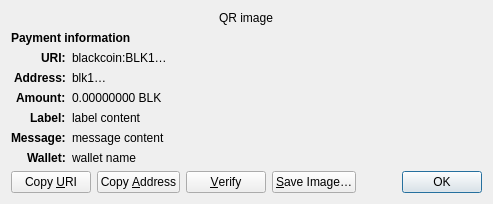
First picture: the form in src/qt/forms/receiverequestdialog.ui, repository watsoncoders/Pavnetwork, before the edit.
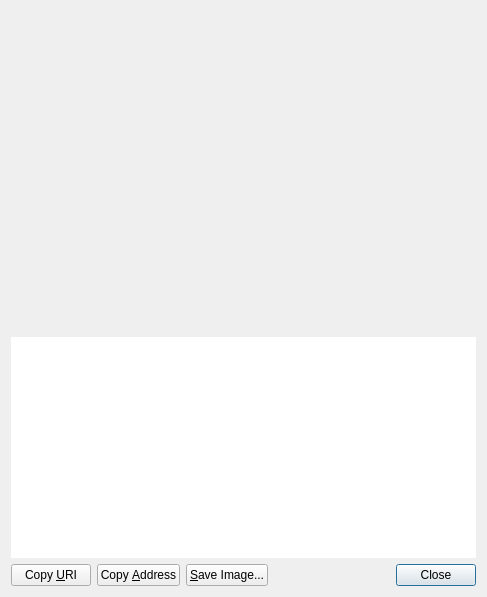
Second picture: the form after the edit. Custom widgets are drawn as their Qt base class.

```diff
--- a/src/qt/forms/receiverequestdialog.ui
+++ b/src/qt/forms/receiverequestdialog.ui
@@ -6,70 +6,34 @@
    <rect>
     <x>0</x>
     <y>0</y>
-    <width>413</width>
-    <height>229</height>
+    <width>487</width>
+    <height>597</height>
    </rect>
   </property>
-  <property name="windowTitle">
-   <string>Request payment to …</string>
-  </property>
-  <layout class="QGridLayout" name="gridLayout" columnstretch="0,1">
-   <property name="sizeConstraint">
-    <enum>QLayout::SetFixedSize</enum>
-   </property>
-   <item row="0" column="0" colspan="2" alignment="Qt::AlignHCenter">
-    <widget class="QRImageWidget" name="qr_code">
-     <property name="text">
-      <string notr="true">QR image</string>
+  <layout class="QVBoxLayout" name="verticalLayout_3">
+   <item>
+    <widget class="QRImageWidget" name="lblQRCode">
+     <property name="sizePolicy">
+      <sizepolicy hsizetype="Expanding" vsizetype="Fixed">
+       <horstretch>0</horstretch>
+       <verstretch>0</verstretch>
+      </sizepolicy>
      </property>
-     <property name="textInteractionFlags">
-      <set>Qt::NoTextInteraction</set>
+     <property name="minimumSize">
+      <size>
+       <width>300</width>
+       <height>320</height>
+      </size>
      </property>
-    </widget>
-   </item>
-   <item row="1" column="0" colspan="2">
-    <widget class="QLabel" name="payment_header">
-     <property name="font">
-      <font>
-       <weight>75</weight>
-       <bold>true</bold>
-      </font>
+     <property name="toolTip">
+      <string>QR Code</string>
      </property>
-     <property name="text">
-      <string>Payment information</string>
-     </property>
-     <property name="textInteractionFlags">
-      <set>Qt::NoTextInteraction</set>
-     </property>
-    </widget>
-   </item>
-   <item row="2" column="0" alignment="Qt::AlignRight|Qt::AlignTop">
-    <widget class="QLabel" name="uri_tag">
-     <property name="font">
-      <font>
-       <weight>75</weight>
-       <bold>true</bold>
-      </font>
-     </property>
-     <property name="text">
-      <string notr="true">URI:</string>
-     </property>
      <property name="textFormat">
       <enum>Qt::PlainText</enum>
      </property>
-     <property name="textInteractionFlags">
-      <set>Qt::NoTextInteraction</set>
+     <property name="alignment">
+      <set>Qt::AlignCenter</set>
      </property>
-    </widget>
-   </item>
-   <item row="2" column="1" alignment="Qt::AlignTop">
-    <widget class="QLabel" name="uri_content">
-     <property name="text">
-      <string notr="true">blackcoin:BLK1…</string>
-     </property>
-     <property name="textFormat">
-      <enum>Qt::RichText</enum>
-     </property>
      <property name="wordWrap">
       <bool>true</bool>
      </property>
@@ -78,89 +42,27 @@
      </property>
     </widget>
    </item>
-   <item row="3" column="0" alignment="Qt::AlignRight|Qt::AlignTop">
-    <widget class="QLabel" name="address_tag">
-     <property name="font">
-      <font>
-       <weight>75</weight>
-       <bold>true</bold>
-      </font>
+   <item>
+    <widget class="QTextEdit" name="outUri">
+     <property name="sizePolicy">
+      <sizepolicy hsizetype="Expanding" vsizetype="Expanding">
+       <horstretch>0</horstretch>
+       <verstretch>0</verstretch>
+      </sizepolicy>
      </property>
-     <property name="text">
-      <string>Address:</string>
+     <property name="minimumSize">
+      <size>
+       <width>0</width>
+       <height>50</height>
+      </size>
      </property>
-     <property name="textInteractionFlags">
-      <set>Qt::NoTextInteraction</set>
+     <property name="frameShape">
+      <enum>QFrame::NoFrame</enum>
      </property>
-    </widget>
-   </item>
-   <item row="3" column="1" alignment="Qt::AlignTop">
-    <widget class="QLabel" name="address_content">
-     <property name="text">
-      <string notr="true">blk1…</string>
+     <property name="frameShadow">
+      <enum>QFrame::Plain</enum>
      </property>
-     <property name="textFormat">
-      <enum>Qt::PlainText</enum>
-     </property>
-     <property name="textInteractionFlags">
-      <set>Qt::TextSelectableByMouse</set>
-     </property>
-    </widget>
-   </item>
-   <item row="4" column="0" alignment="Qt::AlignRight|Qt::AlignTop">
-    <widget class="QLabel" name="amount_tag">
-     <property name="font">
-      <font>
-       <weight>75</weight>
-       <bold>true</bold>
-      </font>
-     </property>
-     <property name="text">
-      <string>Amount:</string>
-     </property>
-     <property name="textInteractionFlags">
-      <set>Qt::NoTextInteraction</set>
-     </property>
-    </widget>
-   </item>
-   <item row="4" column="1" alignment="Qt::AlignTop">
-    <widget class="QLabel" name="amount_content">
-     <property name="text">
-      <string notr="true">0.00000000 BLK</string>
-     </property>
-     <property name="textFormat">
-      <enum>Qt::PlainText</enum>
-     </property>
-     <property name="textInteractionFlags">
-      <set>Qt::TextSelectableByMouse</set>
-     </property>
-    </widget>
-   </item>
-   <item row="5" column="0" alignment="Qt::AlignRight|Qt::AlignTop">
-    <widget class="QLabel" name="label_tag">
-     <property name="font">
-      <font>
-       <weight>75</weight>
-       <bold>true</bold>
-      </font>
-     </property>
-     <property name="text">
-      <string>Label:</string>
-     </property>
-     <property name="textInteractionFlags">
-      <set>Qt::NoTextInteraction</set>
-     </property>
-    </widget>
-   </item>
-   <item row="5" column="1" alignment="Qt::AlignTop">
-    <widget class="QLabel" name="label_content">
-     <property name="text">
-      <string notr="true">label content</string>
-     </property>
-     <property name="textFormat">
-      <enum>Qt::PlainText</enum>
-     </property>
-     <property name="wordWrap">
+     <property name="tabChangesFocus">
       <bool>true</bool>
      </property>
      <property name="textInteractionFlags">
@@ -168,71 +70,7 @@
      </property>
     </widget>
    </item>
-   <item row="6" column="0" alignment="Qt::AlignRight|Qt::AlignTop">
-    <widget class="QLabel" name="message_tag">
-     <property name="font">
-      <font>
-       <weight>75</weight>
-       <bold>true</bold>
-      </font>
-     </property>
-     <property name="text">
-      <string>Message:</string>
-     </property>
-     <property name="textInteractionFlags">
-      <set>Qt::NoTextInteraction</set>
-     </property>
-    </widget>
-   </item>
-   <item row="6" column="1" alignment="Qt::AlignTop">
-    <widget class="QLabel" name="message_content">
-     <property name="text">
-      <string notr="true">message content</string>
-     </property>
-     <property name="textFormat">
-      <enum>Qt::PlainText</enum>
-     </property>
-     <property name="wordWrap">
-      <bool>true</bool>
-     </property>
-     <property name="textInteractionFlags">
-      <set>Qt::TextSelectableByMouse</set>
-     </property>
-    </widget>
-   </item>
-   <item row="7" column="0" alignment="Qt::AlignRight|Qt::AlignTop">
-    <widget class="QLabel" name="wallet_tag">
-     <property name="font">
-      <font>
-       <weight>75</weight>
-       <bold>true</bold>
-      </font>
-     </property>
-     <property name="text">
-      <string>Wallet:</string>
-     </property>
-     <property name="textInteractionFlags">
-      <set>Qt::NoTextInteraction</set>
-     </property>
-    </widget>
-   </item>
-   <item row="7" column="1" alignment="Qt::AlignTop">
-    <widget class="QLabel" name="wallet_content">
-     <property name="text">
-      <string notr="true">wallet name</string>
-     </property>
-     <property name="textFormat">
-      <enum>Qt::PlainText</enum>
-     </property>
-     <property name="wordWrap">
-      <bool>true</bool>
-     </property>
-     <property name="textInteractionFlags">
-      <set>Qt::TextSelectableByMouse</set>
-     </property>
-    </widget>
-   </item>
-   <item row="8" column="0" colspan="2">
+   <item>
     <layout class="QHBoxLayout" name="horizontalLayout">
      <item>
       <widget class="QPushButton" name="btnCopyURI">
@@ -254,23 +92,10 @@
        </property>
       </widget>
      </item>
-     <item>
-      <widget class="QPushButton" name="btnVerify">
-       <property name="text">
-        <string>&amp;Verify</string>
-       </property>
-       <property name="toolTip">
-        <string>Verify this address on e.g. a hardware wallet screen</string>
-       </property>
-       <property name="autoDefault">
-        <bool>false</bool>
-       </property>
-      </widget>
-     </item>
      <item>
       <widget class="QPushButton" name="btnSaveAs">
        <property name="text">
-        <string>&amp;Save Image…</string>
+        <string>&amp;Save Image...</string>
        </property>
        <property name="autoDefault">
         <bool>false</bool>
@@ -296,7 +121,7 @@
         <enum>Qt::StrongFocus</enum>
        </property>
        <property name="standardButtons">
-        <set>QDialogButtonBox::Ok</set>
+        <set>QDialogButtonBox::Close</set>
        </property>
       </widget>
      </item>
```
Left out of the diff: 40 changed lines with no effect on the pictures.
